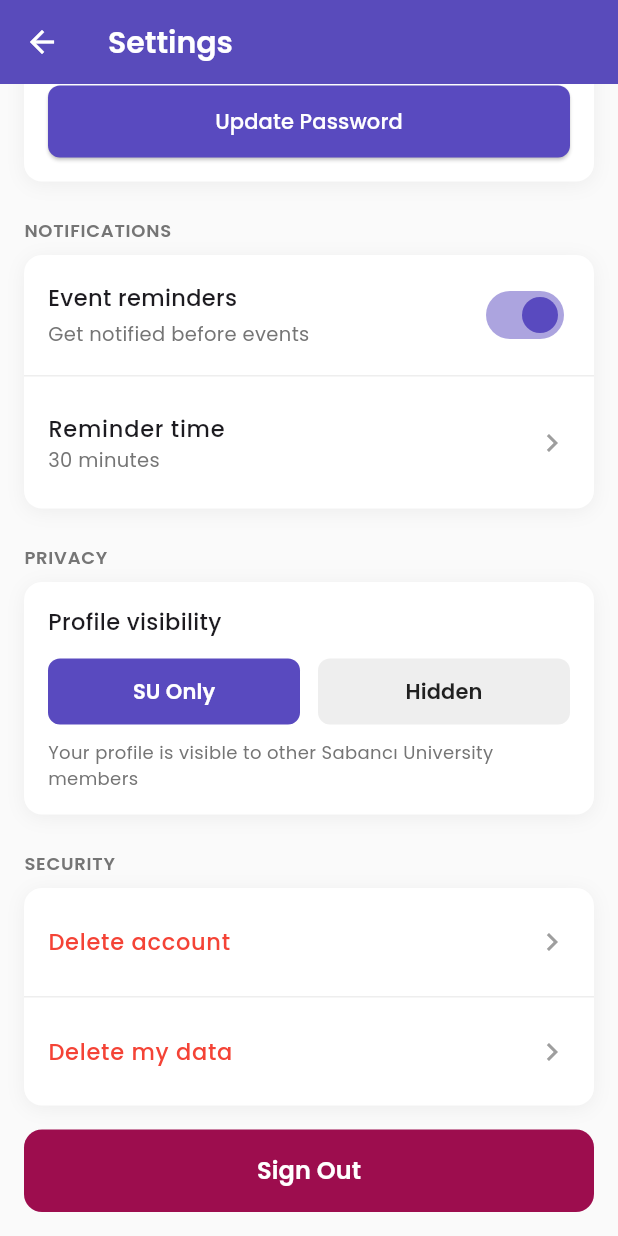
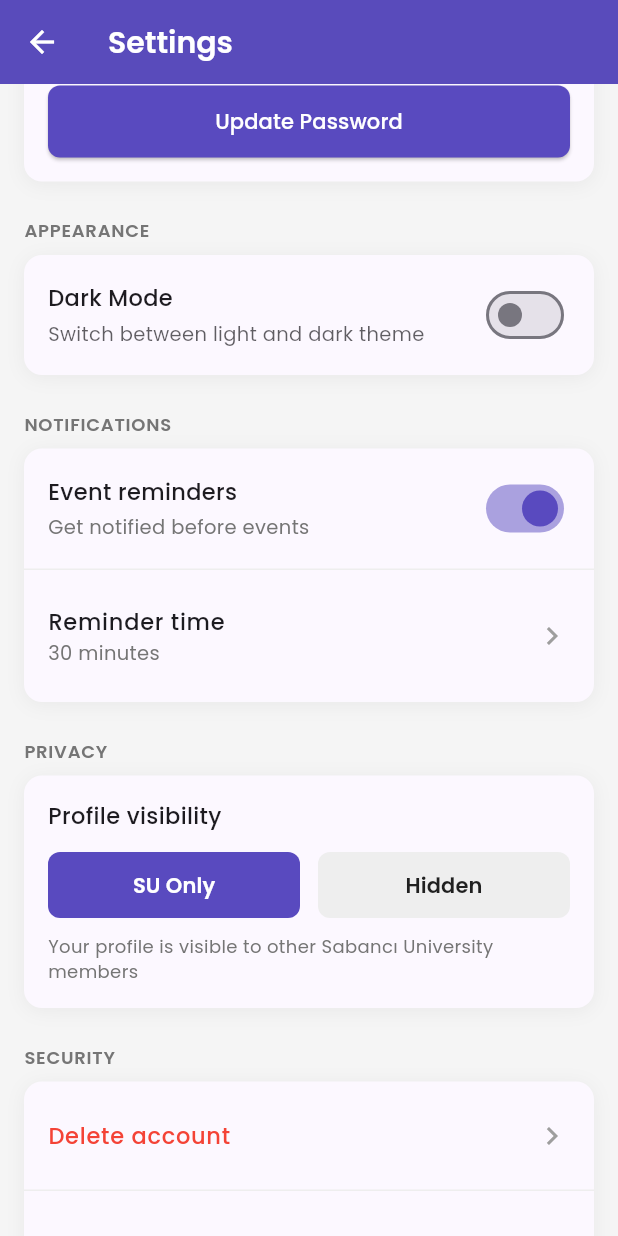
Before and after one commit to ilgazsahin/CS310-Group-14, a Flutter app: the SettingsPage screen opened by its route, scrolled down 576 dp, on a phone screen of 412 x 824 dp. Run offline on Flutter 3.47's test engine with Material 3 defaults, Android fonts, the phone set to English and light mode, and no system bars; our stand-ins replace cloud_firestore, firebase_auth, firebase_core, firebase_storage, google_fonts, image_picker and 1 more; accounts and stored records are empty; network calls fail.

Commit message:
feat: Add Dark Mode with SharedPreferences local persistence
- Add shared_preferences package for local storage
- Create ThemeProvider with ChangeNotifier for state management
- Add light/dark theme definitions in theme.dart
- Integrate ThemeProvider with MultiProvider in main.dart
- Add Dark Mode toggle in Settings page (APPEARANCE section)
- Update Settings page containers for dark mode compatibility

Rubric #11: Local Persistence requirement fulfilled

```diff
--- a/WhatSUp-ui-bahar/lib/main.dart
+++ b/WhatSUp-ui-bahar/lib/main.dart
@@ -1,11 +1,11 @@
 import 'package:flutter/material.dart';
-import 'package:google_fonts/google_fonts.dart';
 import 'package:firebase_core/firebase_core.dart';
 import 'package:provider/provider.dart';
 
 import 'theme.dart';
 import 'widgets/auth_wrapper.dart';
 import 'providers/auth_provider.dart';
+import 'providers/theme_provider.dart';
 import 'screens/event_detail_page.dart';
 import 'screens/create_event_page.dart';
 import 'screens/edit_event_page.dart';
@@ -32,16 +32,19 @@ class MyApp extends StatelessWidget {
 
   @override
   Widget build(BuildContext context) {
-    return ChangeNotifierProvider(
-      create: (_) => AuthProvider(),
-      child: MaterialApp(
+    return MultiProvider(
+      providers: [
+        ChangeNotifierProvider(create: (_) => AuthProvider()),
+        ChangeNotifierProvider(create: (_) => ThemeProvider()),
+      ],
+      child: Consumer<ThemeProvider>(
+        builder: (context, themeProvider, child) {
+          return MaterialApp(
             debugShowCheckedModeBanner: false,
             title: 'Event App',
-        theme: ThemeData(
-          colorScheme: ColorScheme.fromSeed(seedColor: kCreatePurple),
-          useMaterial3: true,
-          textTheme: GoogleFonts.poppinsTextTheme(),
-        ),
+            themeMode: themeProvider.themeMode,
+            theme: lightTheme,
+            darkTheme: darkTheme,
             // First screen of the app - AuthWrapper handles routing based on auth state
             initialRoute: '/',
             routes: {
@@ -65,6 +68,8 @@ class MyApp extends StatelessWidget {
               '/search': (context) => const SearchScreen(),
               '/tickets': (context) => const TicketsPage(),
               '/settings': (context) => const SettingsPage(),
+            },
+          );
         },
       ),
     );
--- /dev/null
+++ b/WhatSUp-ui-bahar/lib/providers/theme_provider.dart
@@ -0,0 +1,29 @@
+import 'package:flutter/material.dart';
+import 'package:shared_preferences/shared_preferences.dart';
+
+class ThemeProvider extends ChangeNotifier {
+  static const String _themeKey = 'isDarkMode';
+  bool _isDarkMode = false;
+
+  bool get isDarkMode => _isDarkMode;
+  ThemeMode get themeMode => _isDarkMode ? ThemeMode.dark : ThemeMode.light;
+
+  ThemeProvider() {
+    _loadTheme();
+  }
+
+  // Load theme preference from SharedPreferences
+  Future<void> _loadTheme() async {
+    final prefs = await SharedPreferences.getInstance();
+    _isDarkMode = prefs.getBool(_themeKey) ?? false;
+    notifyListeners();
+  }
+
+  // Toggle theme preference and save
+  Future<void> toggleTheme() async {
+    _isDarkMode = !_isDarkMode;
+    final prefs = await SharedPreferences.getInstance();
+    await prefs.setBool(_themeKey, _isDarkMode);
+    notifyListeners();
+  }
+}
--- a/WhatSUp-ui-bahar/lib/screens/settings_page.dart
+++ b/WhatSUp-ui-bahar/lib/screens/settings_page.dart
@@ -2,6 +2,7 @@ import 'package:flutter/material.dart';
 import 'package:provider/provider.dart';
 import '../theme.dart';
 import '../providers/auth_provider.dart';
+import '../providers/theme_provider.dart';
 
 class SettingsPage extends StatefulWidget {
   static const String routeName = '/settings';
@@ -309,7 +310,7 @@ class _SettingsPageState extends State<SettingsPage> {
         }
 
         return Scaffold(
-          backgroundColor: Colors.grey[50],
+          backgroundColor: Theme.of(context).scaffoldBackgroundColor,
           appBar: AppBar(
             backgroundColor: kCreatePurple,
             foregroundColor: Colors.white,
@@ -344,7 +345,7 @@ class _SettingsPageState extends State<SettingsPage> {
                   margin: const EdgeInsets.symmetric(horizontal: 16),
                   padding: const EdgeInsets.all(16),
                   decoration: BoxDecoration(
-                    color: Colors.white,
+                    color: Theme.of(context).cardColor,
                     borderRadius: BorderRadius.circular(12),
                     boxShadow: [
                       BoxShadow(
@@ -484,7 +485,7 @@ class _SettingsPageState extends State<SettingsPage> {
                   margin: const EdgeInsets.symmetric(horizontal: 16),
                   padding: const EdgeInsets.all(16),
                   decoration: BoxDecoration(
-                    color: Colors.white,
+                    color: Theme.of(context).cardColor,
                     borderRadius: BorderRadius.circular(12),
                     boxShadow: [
                       BoxShadow(
@@ -634,6 +635,71 @@ class _SettingsPageState extends State<SettingsPage> {
                   ),
                 ),
 
+                // APPEARANCE Section
+                Padding(
+                  padding: const EdgeInsets.fromLTRB(16, 24, 16, 8),
+                  child: Text(
+                    'APPEARANCE',
+                    style: TextStyle(
+                      fontSize: 12,
+                      fontWeight: FontWeight.w600,
+                      color: Colors.grey[600],
+                      letterSpacing: 0.5,
+                    ),
+                  ),
+                ),
+                Container(
+                  margin: const EdgeInsets.symmetric(horizontal: 16),
+                  padding: const EdgeInsets.all(16),
+                  decoration: BoxDecoration(
+                    color: Theme.of(context).cardColor,
+                    borderRadius: BorderRadius.circular(12),
+                    boxShadow: [
+                      BoxShadow(
+                        color: Colors.black.withOpacity(0.05),
+                        blurRadius: 10,
+                        offset: const Offset(0, 2),
+                      ),
+                    ],
+                  ),
+                  child: Row(
+                    children: [
+                      Expanded(
+                        child: Column(
+                          crossAxisAlignment: CrossAxisAlignment.start,
+                          children: [
+                            Text(
+                              'Dark Mode',
+                              style: TextStyle(
+                                fontSize: 15,
+                                fontWeight: FontWeight.w500,
+                                color: Theme.of(context).textTheme.bodyLarge?.color,
+                              ),
+                            ),
+                            const SizedBox(height: 4),
+                            Text(
+                              'Switch between light and dark theme',
+                              style: TextStyle(
+                                fontSize: 13,
+                                color: Theme.of(context).textTheme.bodyMedium?.color?.withOpacity(0.7),
+                              ),
+                            ),
+                          ],
+                        ),
+                      ),
+                      Consumer<ThemeProvider>(
+                        builder: (context, themeProvider, child) {
+                          return Switch(
+                            value: themeProvider.isDarkMode,
+                            onChanged: (_) => themeProvider.toggleTheme(),
+                            activeColor: kCreatePurple,
+                          );
+                        },
+                      ),
+                    ],
+                  ),
+                ),
+
                 // NOTIFICATIONS Section
                 Padding(
                   padding: const EdgeInsets.fromLTRB(16, 24, 16, 8),
@@ -650,7 +716,7 @@ class _SettingsPageState extends State<SettingsPage> {
                 Container(
                   margin: const EdgeInsets.symmetric(horizontal: 16),
                   decoration: BoxDecoration(
-                    color: Colors.white,
+                    color: Theme.of(context).cardColor,
                     borderRadius: BorderRadius.circular(12),
                     boxShadow: [
                       BoxShadow(
@@ -745,7 +811,7 @@ class _SettingsPageState extends State<SettingsPage> {
                   margin: const EdgeInsets.symmetric(horizontal: 16),
                   padding: const EdgeInsets.all(16),
                   decoration: BoxDecoration(
-                    color: Colors.white,
+                    color: Theme.of(context).cardColor,
                     borderRadius: BorderRadius.circular(12),
                     boxShadow: [
                       BoxShadow(
@@ -854,7 +920,7 @@ class _SettingsPageState extends State<SettingsPage> {
                 Container(
                   margin: const EdgeInsets.symmetric(horizontal: 16),
                   decoration: BoxDecoration(
-                    color: Colors.white,
+                    color: Theme.of(context).cardColor,
                     borderRadius: BorderRadius.circular(12),
                     boxShadow: [
                       BoxShadow(
--- a/WhatSUp-ui-bahar/lib/theme.dart
+++ b/WhatSUp-ui-bahar/lib/theme.dart
@@ -1,4 +1,35 @@
 import 'package:flutter/material.dart';
+import 'package:google_fonts/google_fonts.dart';
 
 const kCreatePurple = Color(0xFF594ABF); // create event
 const kFavMaroon   = Color(0xFF9D0D4E); // favorites
+
+// Light Theme
+ThemeData lightTheme = ThemeData(
+  colorScheme: ColorScheme.fromSeed(seedColor: kCreatePurple),
+  useMaterial3: true,
+  textTheme: GoogleFonts.poppinsTextTheme(),
+  scaffoldBackgroundColor: const Color(0xFFF5F5F5),
+  cardTheme: CardThemeData(
+    color: Colors.white,
+    elevation: 3,
+    shape: RoundedRectangleBorder(borderRadius: BorderRadius.circular(20)),
+  ),
+);
+
+// Dark Theme
+ThemeData darkTheme = ThemeData(
+  colorScheme: ColorScheme.fromSeed(
+    seedColor: kCreatePurple,
+    brightness: Brightness.dark,
+  ),
+  useMaterial3: true,
+  brightness: Brightness.dark,
+  textTheme: GoogleFonts.poppinsTextTheme(ThemeData.dark().textTheme),
+  scaffoldBackgroundColor: const Color(0xFF121212),
+  cardTheme: CardThemeData(
+    color: const Color(0xFF1E1E1E),
+    elevation: 3,
+    shape: RoundedRectangleBorder(borderRadius: BorderRadius.circular(20)),
+  ),
+);
--- a/WhatSUp-ui-bahar/pubspec.yaml
+++ b/WhatSUp-ui-bahar/pubspec.yaml
@@ -17,6 +17,7 @@ dependencies:
   firebase_storage: ^12.0.0
 
   provider: ^6.1.1
+  shared_preferences: ^2.2.2
 
   image_picker: ^1.1.0
   path: ^1.9.0
```
Lines whose indentation alone changed are shown as unchanged.
